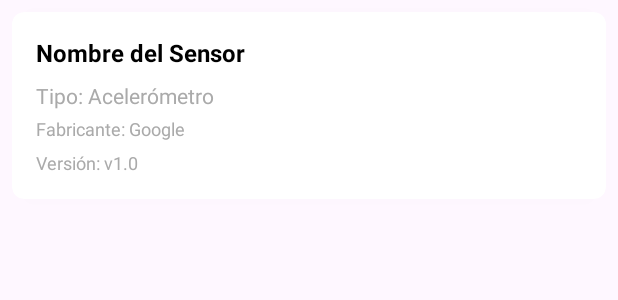
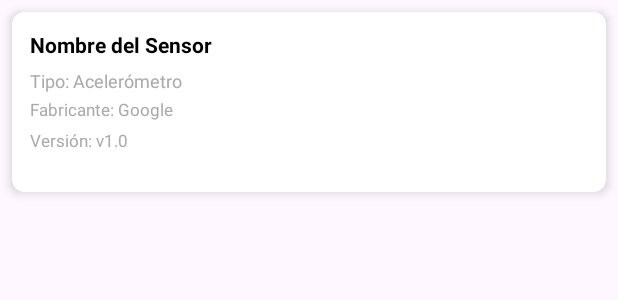
Before and after one commit to JosuePadillaUnivalle/ACMisSensores08Octubre, an Android app: the layout item_sensor.xml on its own in the app's theme, with its tools: preview values and no code run, on a phone screen of 412 x 824 dp. Shown: the top 300 px of the screen. Run offline under Robolectric (Android 15) with nearby library versions, the phone set to English and light mode, and no system bars.

Commit message:
Fix: Ajustar layout para mostrar los 4 elementos en cada card

```diff
--- a/app/src/main/res/layout/item_sensor.xml
+++ b/app/src/main/res/layout/item_sensor.xml
@@ -11,7 +11,8 @@
         android:layout_width="match_parent"
         android:layout_height="wrap_content"
         android:orientation="vertical"
-        android:padding="16dp">
+        android:padding="12dp"
+        android:minHeight="120dp">
 
         <!-- Elemento 1: Nombre del sensor -->
         <TextView
@@ -20,9 +21,11 @@
             android:layout_height="wrap_content"
             android:text="Nombre del Sensor"
             android:textColor="@android:color/black"
-            android:textSize="16sp"
+            android:textSize="14sp"
             android:textStyle="bold"
-            android:layout_marginBottom="8dp" />
+            android:layout_marginBottom="6dp"
+            android:maxLines="2"
+            android:ellipsize="end" />
 
         <!-- Elemento 2: Tipo del sensor -->
         <TextView
@@ -31,8 +34,8 @@
             android:layout_height="wrap_content"
             android:text="Tipo: Acelerómetro"
             android:textColor="@android:color/darker_gray"
-            android:textSize="14sp"
-            android:layout_marginBottom="4dp" />
+            android:textSize="12sp"
+            android:layout_marginBottom="3dp" />
 
         <!-- Elemento 3: Fabricante -->
         <TextView
@@ -41,8 +44,8 @@
             android:layout_height="wrap_content"
             android:text="Fabricante: Google"
             android:textColor="@android:color/darker_gray"
-            android:textSize="12sp"
-            android:layout_marginBottom="4dp" />
+            android:textSize="11sp"
+            android:layout_marginBottom="3dp" />
 
         <!-- Elemento 4: Versión -->
         <TextView
@@ -51,7 +54,7 @@
             android:layout_height="wrap_content"
             android:text="Versión: v1.0"
             android:textColor="@android:color/darker_gray"
-            android:textSize="12sp"
+            android:textSize="11sp"
             android:layout_marginTop="2dp" />
 
     </LinearLayout>
```
Also changed, not shown: app/src/main/res/mipmap-mdpi/ic_launcher_foreground.webp (added), app/src/main/res/mipmap-xhdpi/ic_launcher_foreground.webp (added).
